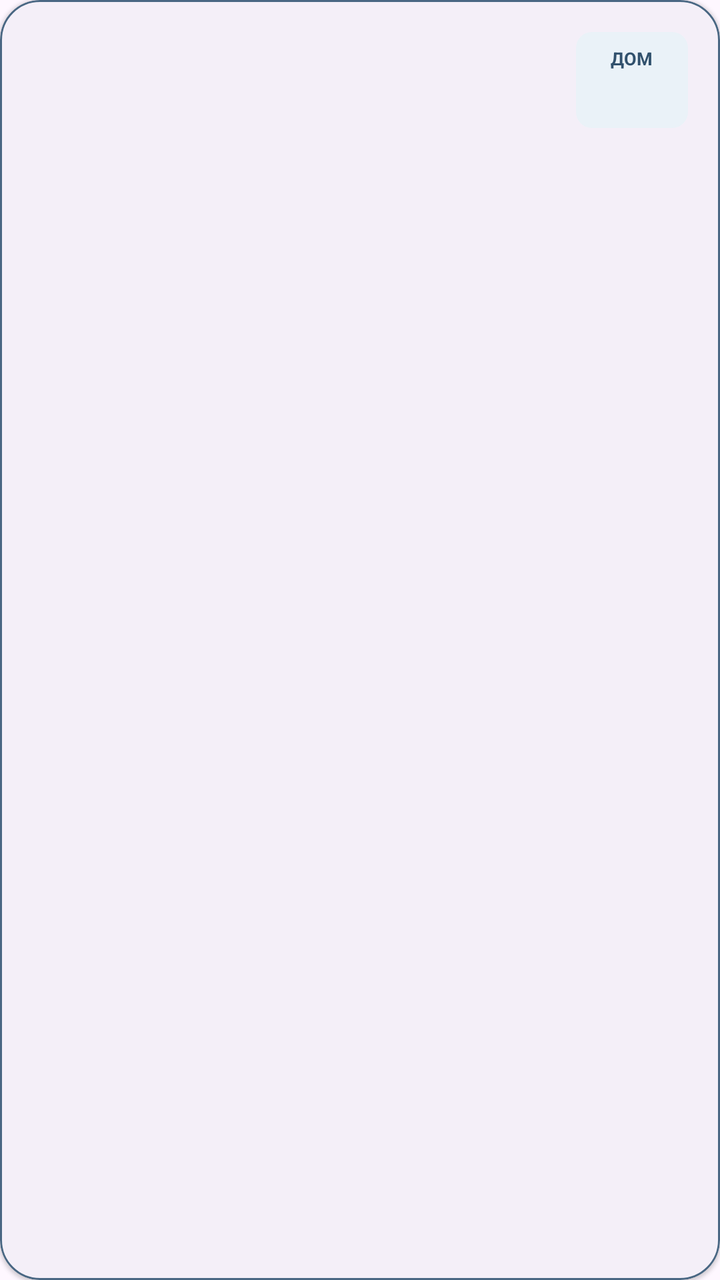
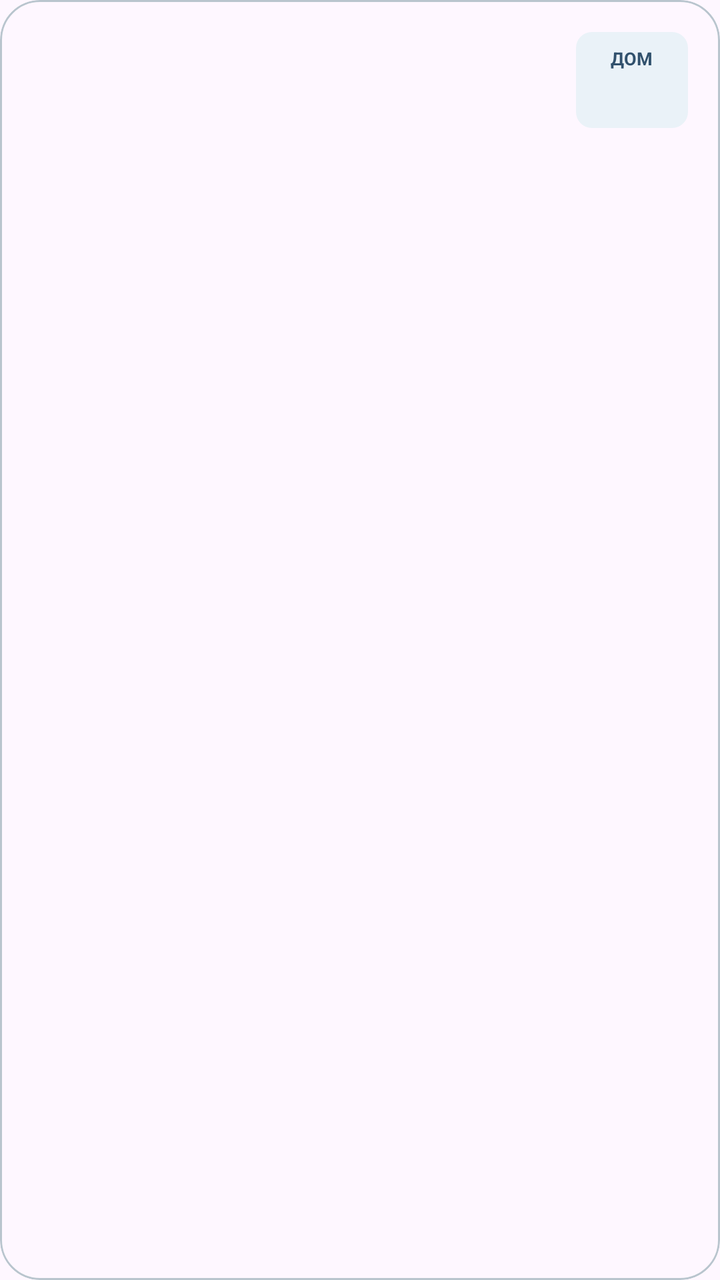

Before-and-after screenshots of an Android layout around one commit, followed by the original layout XML and the change that was made.
<!-- AndroidManifest.xml: application theme Theme.BaseHome -->
<!-- res/layout/item_address.xml -->
<?xml version="1.0" encoding="utf-8"?>
<com.google.android.material.card.MaterialCardView xmlns:android="http://schemas.android.com/apk/res/android"
    xmlns:app="http://schemas.android.com/apk/res-auto"
    android:layout_width="match_parent"
    android:layout_height="wrap_content"
    android:layout_marginHorizontal="12dp"
    android:layout_marginVertical="7dp"
    app:cardCornerRadius="20dp"
    app:cardElevation="1dp"
    app:strokeWidth="1dp"
    app:strokeColor="@color/brand_primary">

    <androidx.constraintlayout.widget.ConstraintLayout
        android:layout_width="match_parent"
        android:layout_height="wrap_content"
        android:padding="16dp"
        android:background="?android:attr/selectableItemBackground">

        <TextView
            android:id="@+id/tvItemCity"
            android:layout_width="wrap_content"
            android:layout_height="wrap_content"
            android:textSize="11sp"
            android:textColor="?android:attr/textColorSecondary"
            app:layout_constraintStart_toStartOf="parent"
            app:layout_constraintTop_toTopOf="parent" />

        <TextView
            android:id="@+id/tvStreet"
            android:layout_width="0dp"
            android:layout_height="wrap_content"
            android:layout_marginTop="2dp"
            android:layout_marginEnd="8dp"
            android:textSize="19sp"
            android:textStyle="bold"
            android:textColor="?android:attr/textColorPrimary"
            app:layout_constraintEnd_toStartOf="@+id/tvHouseContainer"
            app:layout_constraintStart_toStartOf="parent"
            app:layout_constraintTop_toBottomOf="@id/tvItemCity" />

        
        <LinearLayout
            android:id="@+id/tvHouseContainer"
            android:layout_width="wrap_content"
            android:layout_height="wrap_content"
            android:minWidth="56dp"
            android:minHeight="48dp"
            android:background="@drawable/bg_badge"
            android:backgroundTint="@color/card_bg_physical"
            android:orientation="vertical"
            android:paddingHorizontal="10dp"
            android:paddingVertical="4dp"
            android:gravity="center"
            app:layout_constraintBottom_toBottomOf="parent"
            app:layout_constraintEnd_toStartOf="@+id/btnDeleteAddressItem"
            app:layout_constraintTop_toTopOf="parent">

            <TextView
                android:layout_width="wrap_content"
                android:layout_height="wrap_content"
                android:text="ДОМ"
                android:textSize="9sp"
                android:textColor="@color/text_on_card_physical"
                android:textStyle="bold"
                android:includeFontPadding="false"
                android:layout_marginBottom="-1dp" />

            <TextView
                android:id="@+id/tvHouse"
                android:layout_width="wrap_content"
                android:layout_height="wrap_content"
                android:textSize="18sp"
                android:textStyle="bold"
                android:textColor="@color/text_on_card_physical"
                android:includeFontPadding="false" />
        </LinearLayout>

        <TextView
            android:id="@+id/tvEntrance"
            android:layout_width="wrap_content"
            android:layout_height="wrap_content"
            android:textSize="13sp"
            android:textColor="?android:attr/textColorSecondary"
            android:visibility="gone"
            app:layout_constraintStart_toStartOf="parent"
            app:layout_constraintTop_toBottomOf="@id/tvStreet" />

        <TextView
            android:id="@+id/tvTsh"
            android:layout_width="wrap_content"
            android:layout_height="wrap_content"
            android:layout_marginTop="3dp"
            android:textSize="13sp"
            android:textStyle="bold"
            android:textColor="?attr/colorPrimary"
            android:visibility="gone"
            app:layout_constraintStart_toStartOf="parent"
            app:layout_constraintTop_toBottomOf="@id/tvStreet" />

        <TextView
            android:id="@+id/tvSid"
            android:layout_width="wrap_content"
            android:layout_height="wrap_content"
            android:layout_marginTop="2dp"
            android:textSize="13sp"
            android:textStyle="bold"
            android:textColor="?attr/colorPrimary"
            android:visibility="gone"
            app:layout_constraintStart_toStartOf="parent"
            app:layout_constraintTop_toBottomOf="@id/tvTsh" />

        <ImageButton
            android:id="@+id/btnDeleteAddressItem"
            android:layout_width="40dp"
            android:layout_height="40dp"
            android:background="?android:attr/selectableItemBackgroundBorderless"
            android:src="@android:drawable/ic_menu_delete"
            app:tint="#D32F2F"
            android:visibility="gone"
            app:layout_constraintBottom_toBottomOf="parent"
            app:layout_constraintEnd_toEndOf="parent"
            app:layout_constraintTop_toTopOf="parent" />

    </androidx.constraintlayout.widget.ConstraintLayout>
</com.google.android.material.card.MaterialCardView>
<!-- resources referenced by this layout -->
<resources>
  <color name="brand_primary">#496783</color>
  <color name="card_bg_physical">#EAF2F8</color>
  <color name="text_on_card_physical">#31516D</color>
  <!-- drawable bg_badge (drawable) -->
  <?xml version="1.0" encoding="utf-8"?>
  <shape xmlns:android="http://schemas.android.com/apk/res/android">
      <solid android:color="#FFFFFF" /> 
      <corners android:radius="8dp" />
  </shape>
  <style name="Theme.BaseHome" parent="Base.Theme.BaseHome" />
  <style name="Base.Theme.BaseHome" parent="Theme.Material3.DayNight.NoActionBar">
          <item name="colorPrimary">@color/brand_primary</item>
          <item name="colorSecondary">@color/brand_accent</item>
          <item name="colorSurface">?android:attr/colorBackground</item>
          <item name="colorOutline">?android:attr/textColorHint</item>
          <item name="shapeAppearanceSmallComponent">@style/ShapeAppearance.BaseHome.Small</item>
          <item name="shapeAppearanceMediumComponent">@style/ShapeAppearance.BaseHome.Medium</item>
      </style>
  <color name="brand_accent">#6A7F6A</color>
  <style name="ShapeAppearance.BaseHome.Small" parent="ShapeAppearance.Material3.Corner.Small">
          <item name="cornerSize">12dp</item>
      </style>
  <style name="ShapeAppearance.BaseHome.Medium" parent="ShapeAppearance.Material3.Corner.Medium">
          <item name="cornerSize">20dp</item>
      </style>
</resources>

<!-- the commit's change to res/layout/item_address.xml (unified diff, before → after) -->
@@ -6,9 +6,9 @@
     android:layout_marginHorizontal="12dp"
     android:layout_marginVertical="7dp"
     app:cardCornerRadius="20dp"
-    app:cardElevation="1dp"
+    app:cardElevation="0dp"
     app:strokeWidth="1dp"
-    app:strokeColor="@color/brand_primary">
+    app:strokeColor="@color/address_card_stroke">
 
     <androidx.constraintlayout.widget.ConstraintLayout
         android:layout_width="match_parent"
<!-- resource entries referenced after the edit -->
@@ -1,5 +1,6 @@
 <!-- resources referenced by this layout -->
 <resources>
+  <color name="address_card_stroke">#B9C5CE</color>
   <color name="brand_primary">#496783</color>
   <color name="card_bg_physical">#EAF2F8</color>
   <color name="text_on_card_physical">#31516D</color>
